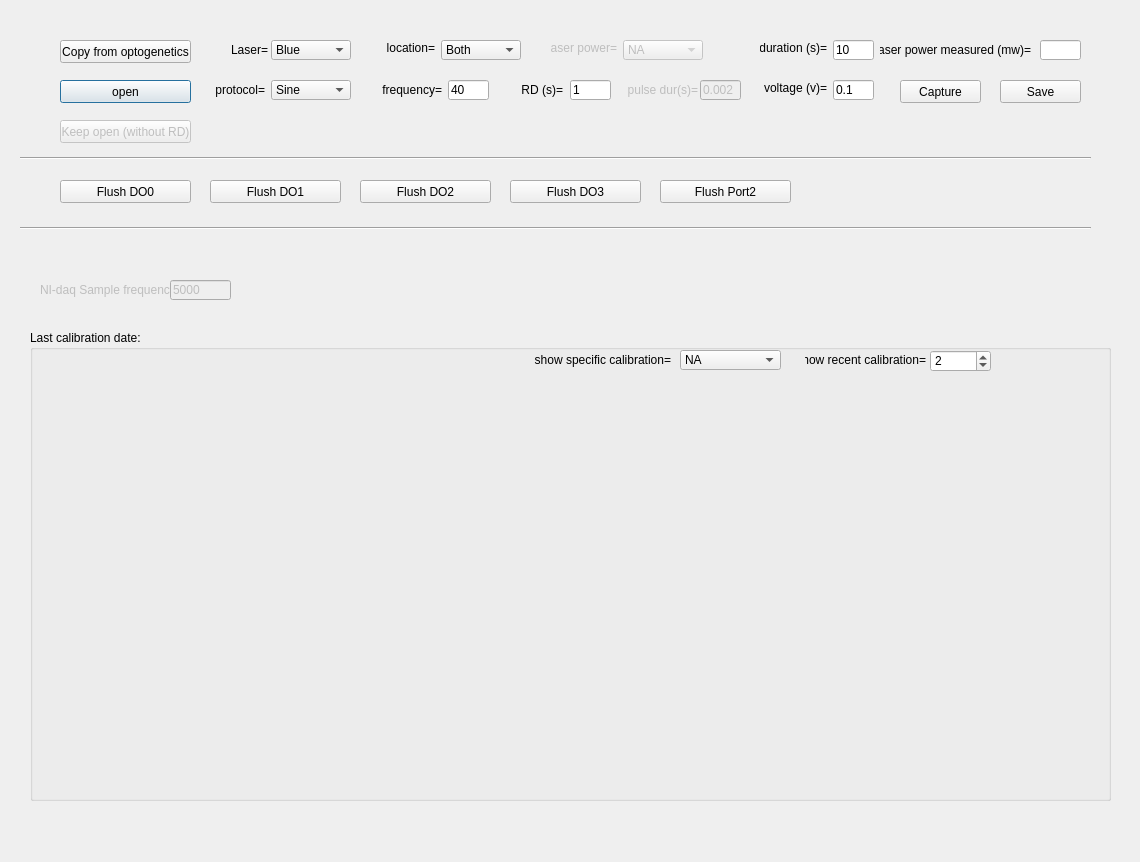
Old version of the form src/foraging_gui/CalibrationLaser.ui in the repository AllenNeuralDynamics/dynamic-foraging-task.
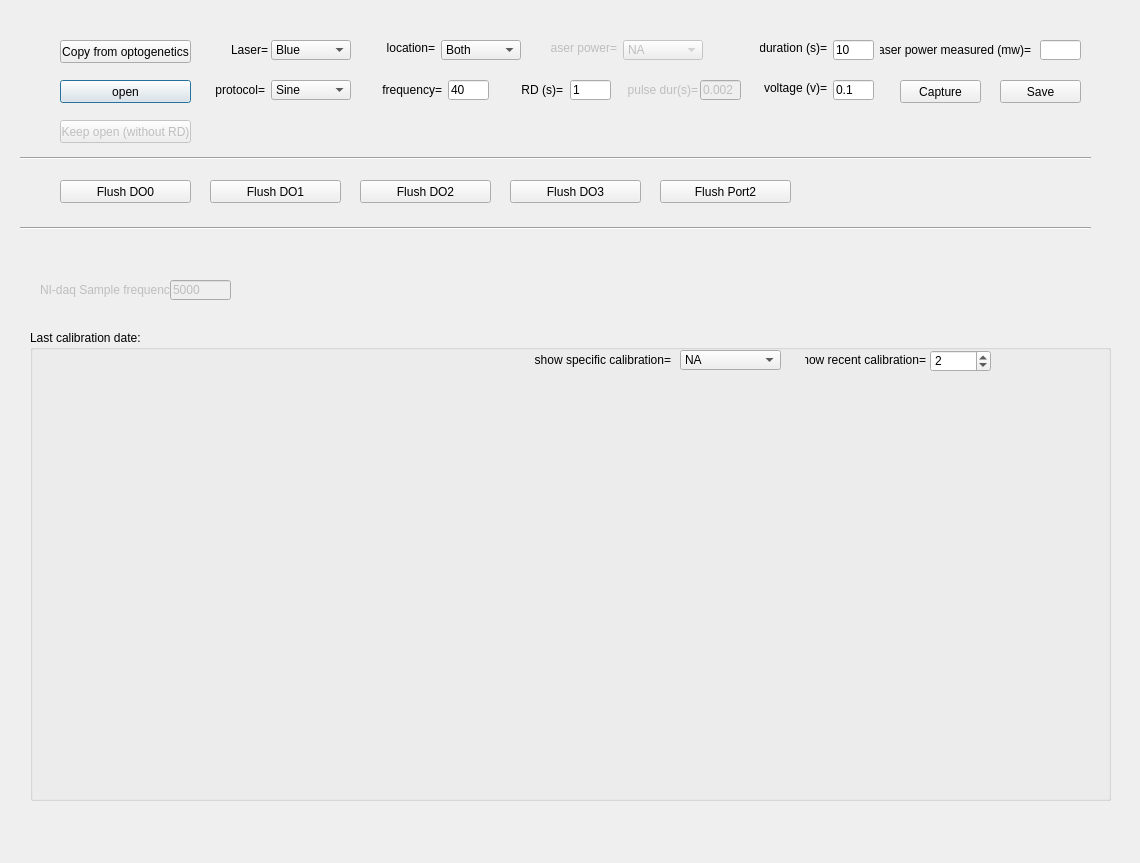
New version of the form.

Commit message: Updated the laser calibration

The edit to the form file:
```diff
--- a/src/foraging_gui/CalibrationLaser.ui
+++ b/src/foraging_gui/CalibrationLaser.ui
@@ -7,7 +7,7 @@
     <x>0</x>
     <y>0</y>
     <width>1140</width>
-    <height>862</height>
+    <height>863</height>
    </rect>
   </property>
   <property name="sizePolicy">
```
Left out of the diff: 4 changed lines with no effect on the pictures.
